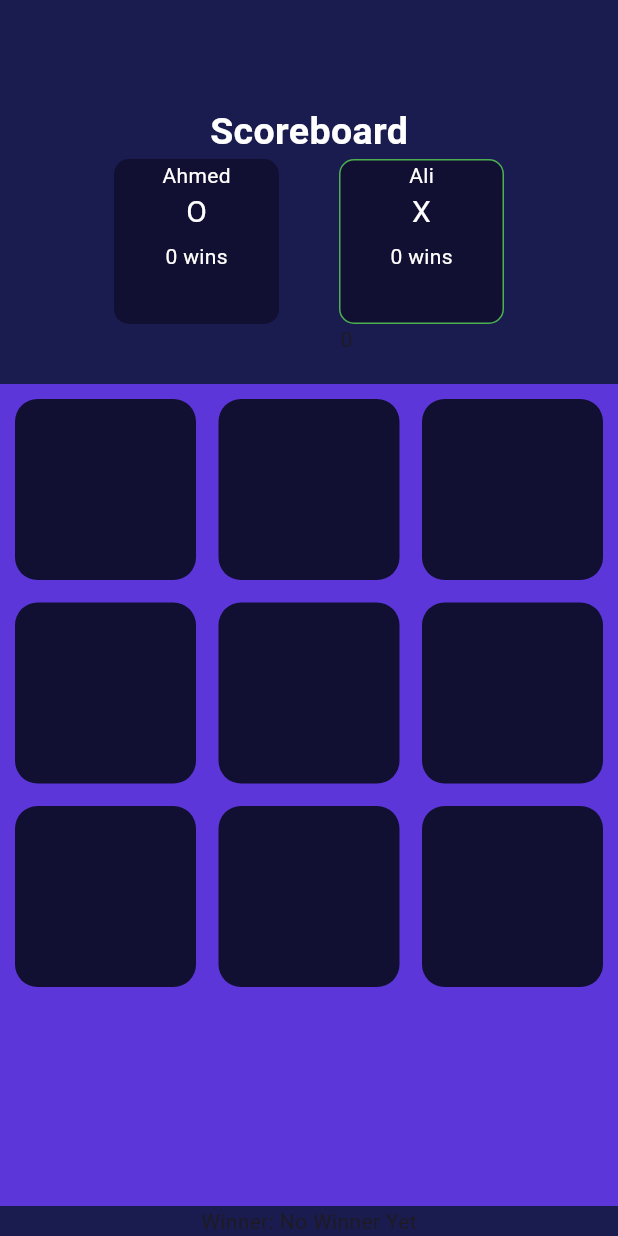
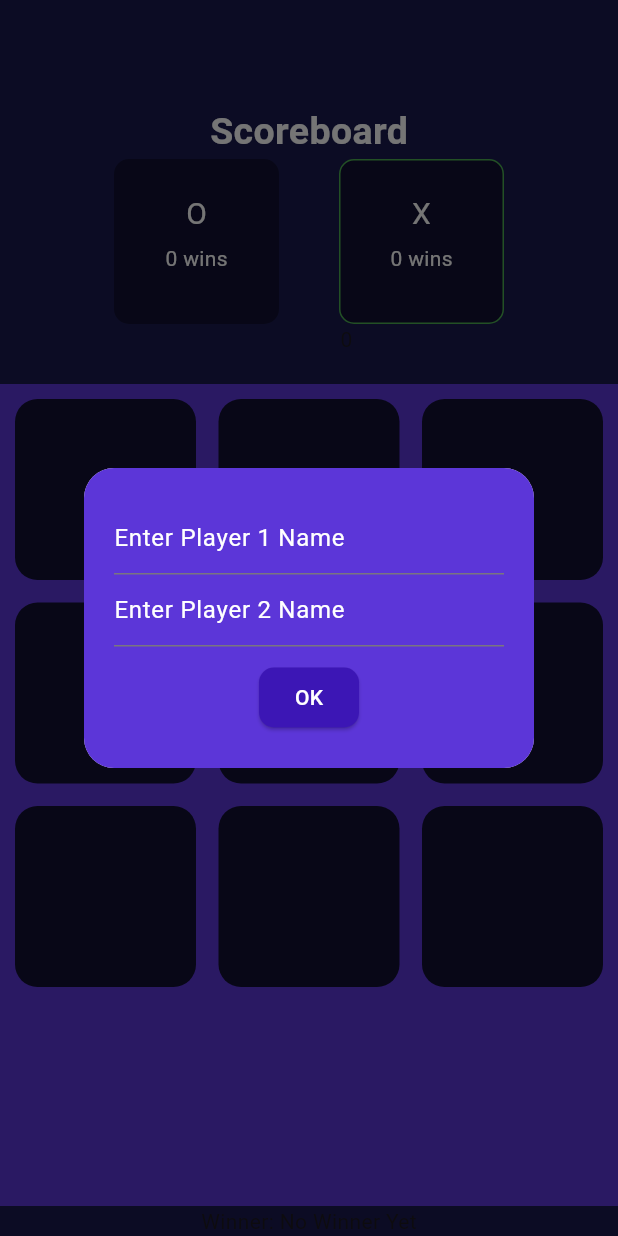
Before and after one commit to 3SyedShayan/Tic-Tac-Toe, a Flutter app: the screen it shows after launch, on a phone screen of 412 x 824 dp. Run offline on Flutter 3.47's test engine with Material 3 defaults, Android fonts, the phone set to English and light mode, and no system bars; our stand-ins replace flutter_riverpod, google_fonts.

Commit message:
UI of DialogBox updated

```diff
--- a/lib/riverpod/players_name.dart
+++ b/lib/riverpod/players_name.dart
@@ -1,11 +1,11 @@
 import 'package:flutter_riverpod/flutter_riverpod.dart';
 
 final playerName1 = StateProvider<String>((ref) {
-  return "Ahmed";
+  return "";
 });
 
 final playerName2 = StateProvider<String>((ref) {
-  return "Ali";
+  return "";
 });
 
 final playerXTurn = StateProvider<bool>((ref) {
--- a/lib/screens/home.dart
+++ b/lib/screens/home.dart
@@ -22,13 +22,13 @@ class _HomeScreenState extends ConsumerState<HomeScreen> {
     );
   }
 
-  // @override
-  // void initState() {
-  //   super.initState();
-  //   WidgetsBinding.instance.addPostFrameCallback((_) {
-  //     getName();
-  //   });
-  // }
+  @override
+  void initState() {
+    super.initState();
+    WidgetsBinding.instance.addPostFrameCallback((_) {
+      getName();
+    });
+  }
 
   @override
   Widget build(BuildContext context) {
--- a/lib/widgets/name_dialog.dart
+++ b/lib/widgets/name_dialog.dart
@@ -13,31 +13,54 @@ class NameDialog extends ConsumerWidget {
     return Dialog(
       shape: RoundedRectangleBorder(borderRadius: BorderRadius.circular(20)),
       child: Container(
+        padding: EdgeInsets.all(20),
         height: 200,
         width: 300,
         decoration: BoxDecoration(
-          color: Colors.white,
+          color: Color.fromRGBO(92, 54, 216, 1),
           borderRadius: BorderRadius.circular(20),
         ),
         child: Column(
           mainAxisAlignment: MainAxisAlignment.center,
           children: [
             TextField(
+              style: TextStyle(color: Colors.white),
               controller: player1Controller,
+              cursorColor: Colors.green,
 
-              decoration: InputDecoration(hintText: "Enter Player 1 Name"),
+              decoration: InputDecoration(
+                hintText: "Enter Player 1 Name",
+                hintStyle: TextStyle(color: Colors.white),
+                focusedBorder: UnderlineInputBorder(
+                  borderSide: BorderSide(color: Colors.green),
+                ),
+              ),
             ),
             TextField(
               controller: player2Controller,
-              decoration: InputDecoration(hintText: "Enter Player 2 Name"),
+              decoration: InputDecoration(
+                hintText: "Enter Player 2 Name",
+                hintStyle: TextStyle(color: Colors.white),
+                focusedBorder: UnderlineInputBorder(
+                  borderSide: BorderSide(color: Colors.green),
+                ),
+              ),
             ),
+            SizedBox(height: 10),
             ElevatedButton(
+              style: ElevatedButton.styleFrom(
+                backgroundColor: Color.fromRGBO(60, 22, 181, 1),
+
+                shape: RoundedRectangleBorder(
+                  borderRadius: BorderRadius.circular(10),
+                ),
+              ),
               onPressed: () {
                 final name1 = player1Controller.text.trim();
                 final name2 = player2Controller.text.trim();
                 if (name1.length >= 2 && name2.length >= 2) {
-                  player1Controller.text = player1Controller.text;
-                  player2Controller.text = player2Controller.text;
+                  ref.read(playerName1.notifier).state = player1Controller.text;
+                  ref.read(playerName2.notifier).state = player2Controller.text;
                   Navigator.pop(context);
                 } else {
                   ScaffoldMessenger.of(context).showSnackBar(
@@ -49,7 +72,7 @@ class NameDialog extends ConsumerWidget {
                   return;
                 }
               },
-              child: Text("OK"),
+              child: Text("OK", style: TextStyle(color: Colors.white)),
             ),
           ],
         ),
--- a/lib/widgets/scoreboard.dart
+++ b/lib/widgets/scoreboard.dart
@@ -39,7 +39,7 @@ class Scoreboard extends ConsumerWidget {
                 child: Column(
                   children: [
                     Text(
-                      ref.read(playerName1),
+                      ref.watch(playerName1),
                       style: TextStyle(color: Colors.white),
                     ),
                     Text(
@@ -77,7 +77,7 @@ class Scoreboard extends ConsumerWidget {
                 child: Column(
                   children: [
                     Text(
-                      ref.read(playerName2),
+                      ref.watch(playerName2),
                       style: TextStyle(color: Colors.white),
                     ),
                     Text(
```
